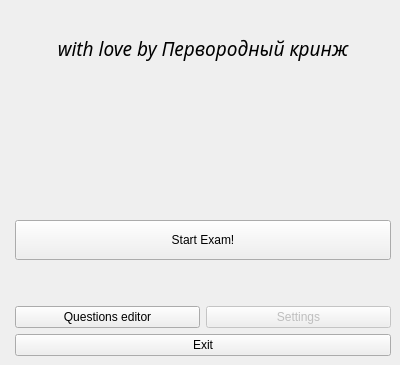
robilkot/BSUIR-hackathon-2023, file hackathon-2023/mainwindow.ui: the form before one commit.
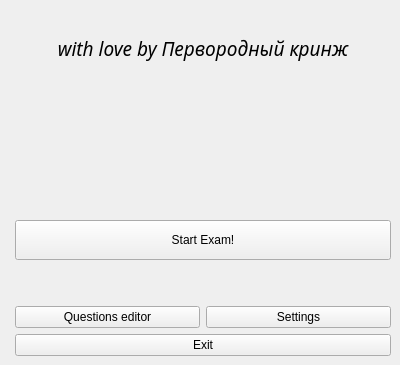
The form after the commit.

Commit message: Багфиксы, окно настроек

```diff
--- a/hackathon-2023/mainwindow.ui
+++ b/hackathon-2023/mainwindow.ui
@@ -144,7 +144,7 @@
         <item row="0" column="1">
          <widget class="QPushButton" name="settingsButton">
           <property name="enabled">
-           <bool>false</bool>
+           <bool>true</bool>
           </property>
           <property name="styleSheet">
            <string notr="true"/>
```
The commit also changes 6 other files.
